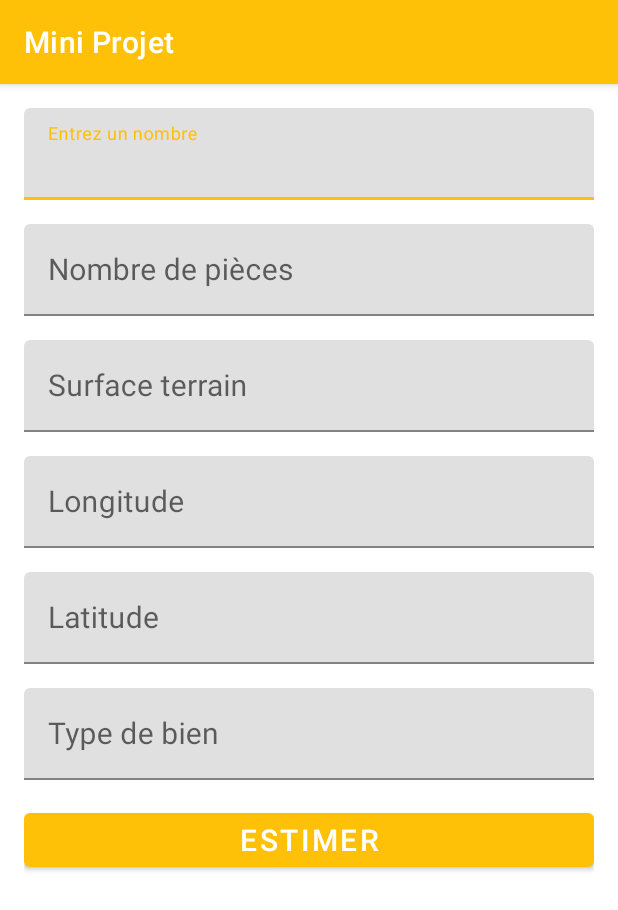
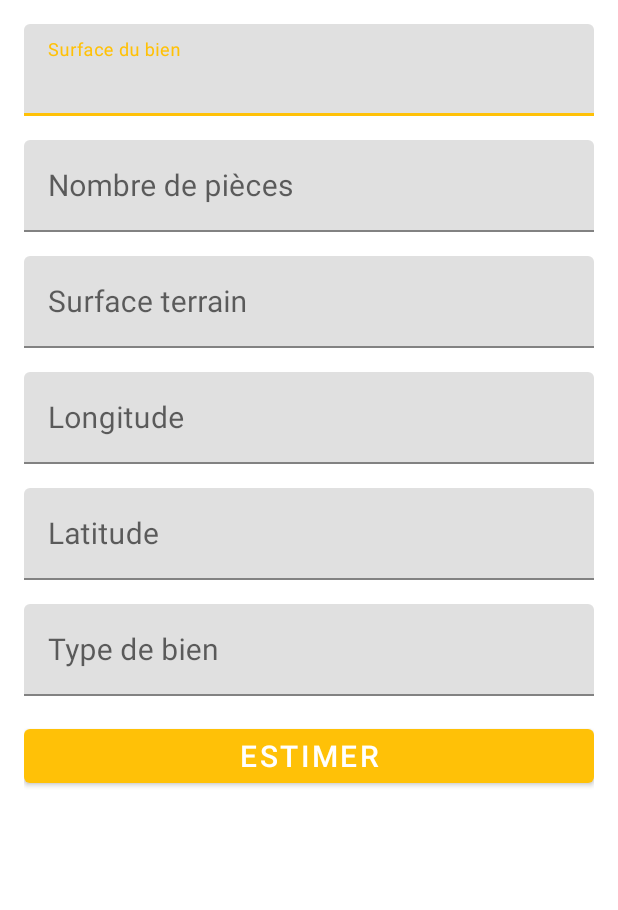
Before and after one commit to BKZRackham/Mini-Projet, an Android app: the screen it shows after launch (MainActivity), on a phone screen of 412 x 824 dp. Shown: the top 910 px of the screen. Run offline under Robolectric (Android 15) with nearby library versions, the phone set to English and light mode, and no system bars; our stand-ins replace Dagger/Hilt's generated code.

Commit message:
Graphic pass v4

```diff
--- a/app/src/main/res/layout/estimation_fragment.xml
+++ b/app/src/main/res/layout/estimation_fragment.xml
@@ -1,4 +1,7 @@
 <?xml version="1.0" encoding="utf-8"?>
+
+
+
 <LinearLayout
     xmlns:android="http://schemas.android.com/apk/res/android"
     xmlns:app="http://schemas.android.com/apk/res-auto"
--- a/app/src/main/res/values-night/themes.xml
+++ b/app/src/main/res/values-night/themes.xml
@@ -1,6 +1,6 @@
 <resources xmlns:tools="http://schemas.android.com/tools">
     <!-- Base application theme. -->
-    <style name="Theme.MiniProjet" parent="Theme.MaterialComponents.DayNight.DarkActionBar">
+    <style name="Theme.MiniProjet" parent="Theme.MaterialComponents.DayNight.NoActionBar">
         <!-- Primary brand color. -->
         <item name="colorPrimary">@color/gold</item>
         <item name="colorPrimaryVariant">@color/total_green</item>
@@ -11,6 +11,10 @@
         <item name="colorOnSecondary">@color/total_green</item>
         <!-- Status bar color. -->
         <item name="android:statusBarColor" tools:targetApi="l">?attr/colorPrimaryVariant</item>
+        <item name="android:navigationBarColor">?attr/colorPrimaryVariant</item>
+        <item name="android:windowActionBar">?attr/colorPrimaryVariant</item>
         <!-- Customize your theme here. -->
+
     </style>
+
 </resources>
--- a/app/src/main/res/values/strings.xml
+++ b/app/src/main/res/values/strings.xml
@@ -1,6 +1,6 @@
 <resources>
     <string name="app_name">Mini Projet</string>
-    <string name="edit_text_carac1_hint">Entrez un nombre</string>
+    <string name="edit_text_carac1_hint">Surface du bien</string>
     <string name="carac_button_text">Estimer</string>
     <string name="estimation_text">\"Le prix du bien est estimé à %1$.2f \"</string>
     <string name="carac1_text">Surface habitable</string>
--- a/app/src/main/res/values/themes.xml
+++ b/app/src/main/res/values/themes.xml
@@ -1,6 +1,6 @@
 <resources xmlns:tools="http://schemas.android.com/tools">
     <!-- Base application theme. -->
-    <style name="Theme.MiniProjet" parent="Theme.MaterialComponents.DayNight.DarkActionBar">
+    <style name="Theme.MiniProjet" parent="Theme.MaterialComponents.DayNight.NoActionBar">
         <!-- Primary brand color. -->
         <item name="colorPrimary">@color/gold</item>
         <item name="colorPrimaryVariant">@color/total_green</item>
@@ -11,6 +11,8 @@
         <item name="colorOnSecondary">@color/total_green</item>
         <!-- Status bar color. -->
         <item name="android:statusBarColor" tools:targetApi="l">?attr/colorPrimaryVariant</item>
+        <item name="android:navigationBarColor">?attr/colorPrimaryVariant</item>
         <!-- Customize your theme here. -->
     </style>
+
 </resources>
```
Also changed, not shown: 1 other file.
